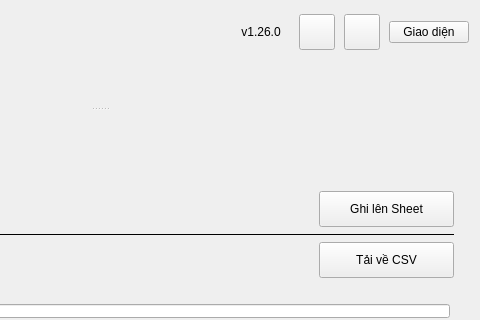
Before: the Qt Designer form src/import_localize/ui/forms/main_window.ui in longnguy3n/Import-Localize, drawn with Qt 5; both pictures show x 280 to 760 and y 0 to 320 of the 760 by 920 pixel window.
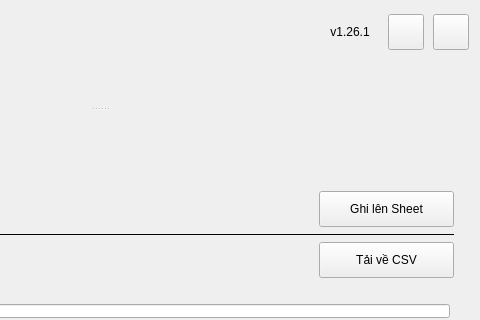
After: the same form once the commit is applied.

```diff
--- a/src/import_localize/ui/forms/main_window.ui
+++ b/src/import_localize/ui/forms/main_window.ui
@@ -175,7 +175,7 @@
          </size>
         </property>
         <property name="text">
-         <string>v1.26.0</string>
+         <string>v1.26.1</string>
         </property>
         <property name="alignment">
          <set>Qt::AlignmentFlag::AlignCenter</set>
@@ -226,16 +226,6 @@
         </property>
        </widget>
       </item>
-      <item>
-       <widget class="QPushButton" name="themeButton">
-        <property name="text">
-         <string>Giao diện</string>
-        </property>
-        <property name="toolTip">
-         <string>Chọn giao diện</string>
-        </property>
-       </widget>
-      </item>
      </layout>
     </widget>
    </item>
```
Left out of the diff: 2 changed lines with no effect on the pictures.
